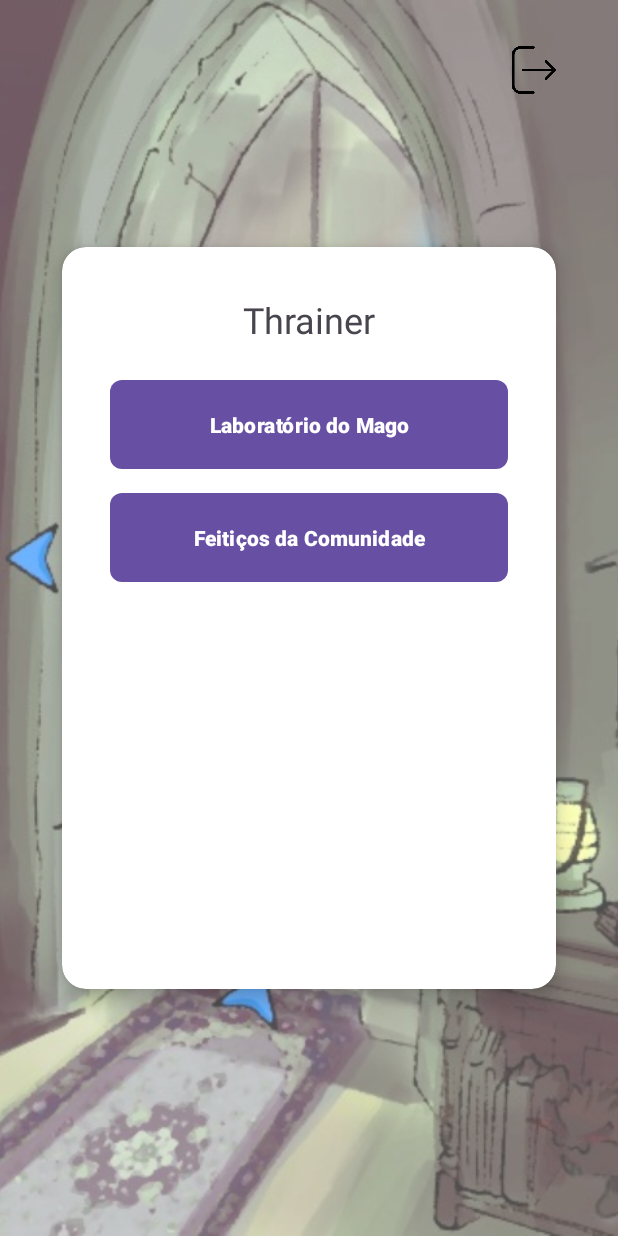
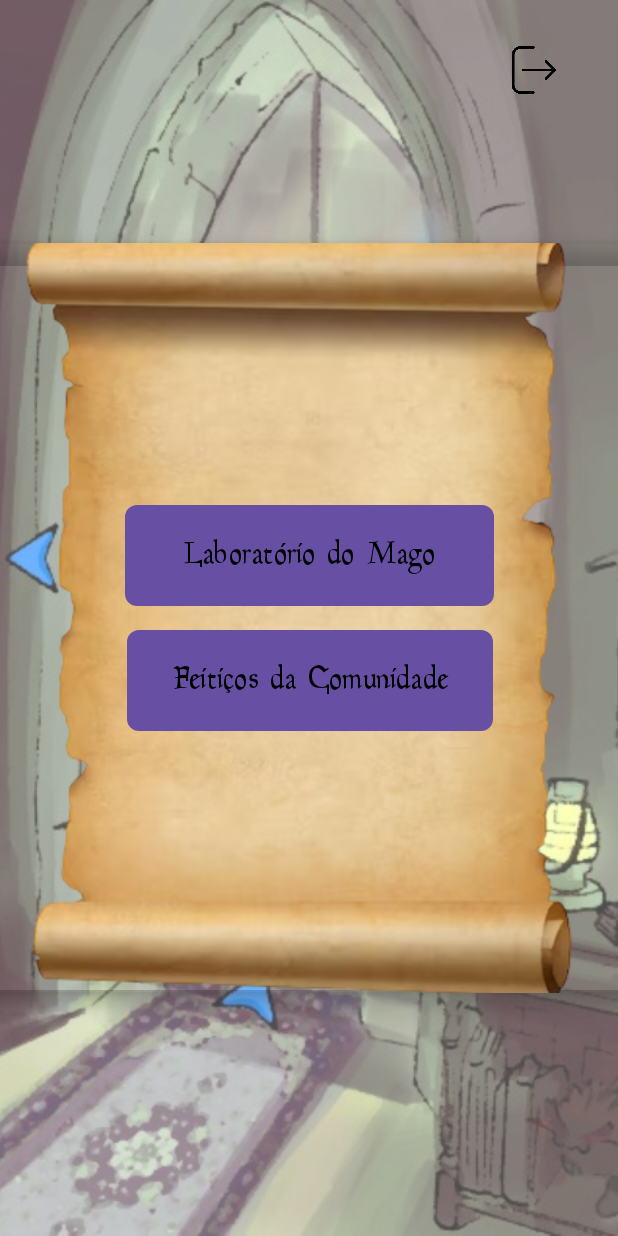
Before and after one commit to g-Barsani/thrainer-frontend, an Android app: the screen it shows after launch (HomeActivity), on a phone screen of 412 x 824 dp. Run offline under Robolectric (Android 15) with nearby library versions, the phone set to English and light mode, and no system bars.

Commit message:
feat: Remove padding from HomeActivity. Apply text font to buttons

```diff
--- a/Thrainer/app/src/main/java/com/goblenstudios/thrainer/HomeActivity.kt
+++ b/Thrainer/app/src/main/java/com/goblenstudios/thrainer/HomeActivity.kt
@@ -21,8 +21,6 @@ class HomeActivity : AppCompatActivity() {
         enableEdgeToEdge()
         setContentView(R.layout.activity_home)
         ViewCompat.setOnApplyWindowInsetsListener(findViewById(R.id.main)) { v, insets ->
-            val systemBars = insets.getInsets(WindowInsetsCompat.Type.systemBars())
-            v.setPadding(systemBars.left, systemBars.top, systemBars.right, systemBars.bottom)
             insets
         }
 
--- a/Thrainer/app/src/main/res/layout/activity_home.xml
+++ b/Thrainer/app/src/main/res/layout/activity_home.xml
@@ -5,7 +5,7 @@
     android:id="@+id/main"
     android:layout_width="match_parent"
     android:layout_height="match_parent"
-    android:background="#fff">
+    android:background="#000">
 
     <!-- Imagem de fundo -->
     <ImageView
@@ -33,11 +33,12 @@
     <!-- Modal centralizado -->
     <androidx.cardview.widget.CardView
         android:id="@+id/modalContent"
-        android:layout_width="0dp"
-        android:layout_height="0dp"
+        android:layout_width="500dp"
+        android:layout_height="500dp"
+        android:background="#000"
         app:cardCornerRadius="16dp"
         app:cardElevation="8dp"
-        app:cardBackgroundColor="#FFF"
+        app:cardBackgroundColor="@android:color/transparent"
         app:layout_constraintWidth_percent="0.8"
         app:layout_constraintHeight_percent="0.6"
         app:layout_constraintTop_toTopOf="parent"
@@ -45,56 +46,62 @@
         app:layout_constraintStart_toStartOf="parent"
         app:layout_constraintEnd_toEndOf="parent">
 
+
+
+        <FrameLayout
+            android:layout_width="match_parent"
+            android:layout_height="match_parent">
+
+            <!-- ImageView como fundo -->
+            <ImageView
+                android:layout_width="match_parent"
+                android:layout_height="match_parent"
+                android:src="@drawable/old_scroll"
+                android:scaleType="centerCrop"/>
+
             <!-- Conteúdo do modal -->
             <LinearLayout
                 android:layout_width="match_parent"
                 android:layout_height="match_parent"
+                android:gravity="center"
                 android:orientation="vertical"
                 android:padding="32dp">
-
-            <!-- Título do modal -->
-            <TextView
-                android:id="@+id/title"
-                android:layout_width="match_parent"
-                android:layout_height="wrap_content"
-                android:text="Thrainer"
-                android:textSize="24sp"
-                android:gravity="center"
-                android:layout_marginBottom="24dp"/>
-
-
 
                 <!-- Botão 1 -->
                 <Button
                     android:id="@+id/btnGoToStudyRoom"
-                android:layout_width="match_parent"
+                    android:layout_width="246dp"
                     android:layout_height="wrap_content"
-
 
                     android:layout_marginBottom="16dp"
                     android:background="@drawable/rounded_button"
                     android:backgroundTint="#0a7ea4"
+                    android:fontFamily="@font/goudymediaeval"
                     android:paddingTop="16dp"
                     android:paddingBottom="16dp"
                     android:text="Laboratório do Mago"
-                android:textColor="#fff"
-                android:textStyle="bold" />
+                    android:textColor="#000"
+                    android:textSize="22sp" />
 
                 <!-- Botão 2 -->
                 <Button
                     android:id="@+id/btnGoToCommunity"
-                android:layout_width="match_parent"
+                    android:layout_width="244dp"
                     android:layout_height="wrap_content"
-
-
                     android:background="@drawable/rounded_button"
                     android:backgroundTint="#0a7ea4"
                     android:paddingTop="16dp"
                     android:paddingBottom="16dp"
                     android:text="Feitiços da Comunidade"
-                android:textColor="#fff"
-                android:textStyle="bold" />
+                    android:textColor="#000"
+                    android:fontFamily="@font/goudymediaeval"
+                    android:textSize="22sp"
+                    />
             </LinearLayout>
+
+        </FrameLayout>>
+
+
     </androidx.cardview.widget.CardView>
 
     <ImageButton
```
Also changed, not shown: Thrainer/app/src/main/res/drawable/old_scroll.png (added), 1 other file. Lines whose indentation alone changed are shown as unchanged.
